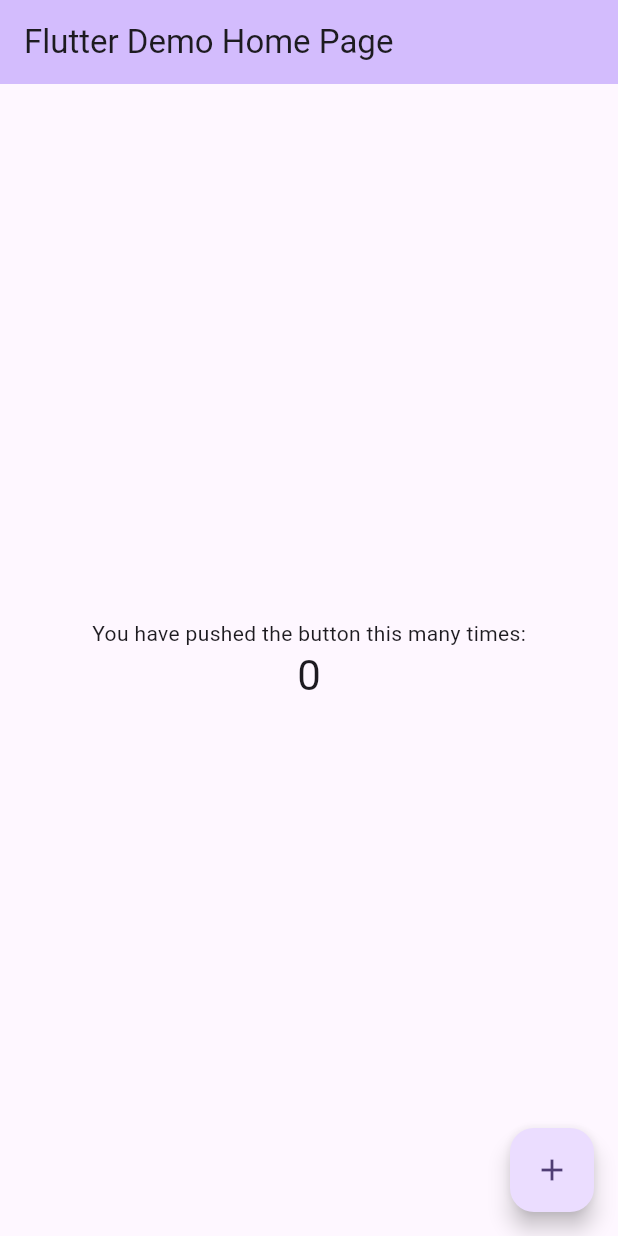
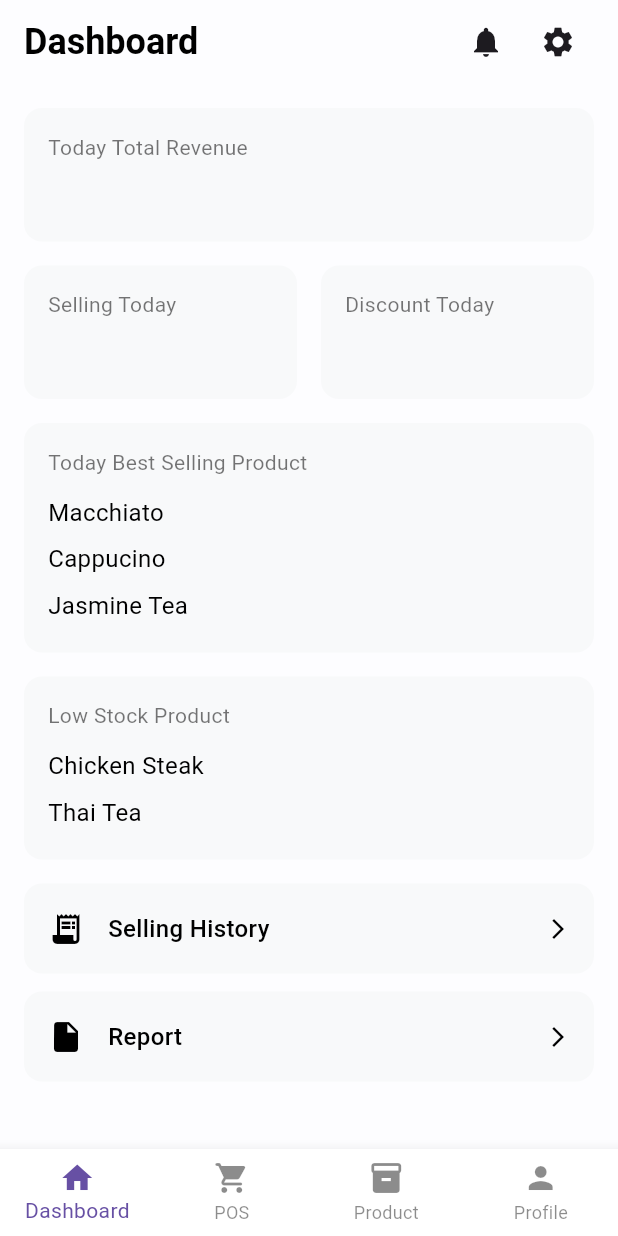
Before and after one commit to kamilahfalahsyifa/ecopos_mobile, a Flutter app: the screen it shows after launch, on a phone screen of 412 x 824 dp. Run offline on Flutter 3.47's test engine with Material 3 defaults, Android fonts, the light colour scheme and no system bars; our stand-ins replace bloc, equatable, flutter_bloc.

Commit message:
add dashboard

```diff
--- /dev/null
+++ b/lib/config/ColorConfig.dart
@@ -0,0 +1,10 @@
+import 'package:flutter/material.dart';
+
+class ColorConfig {
+  static const Color mainBlue = Color(0xFF313DC5);
+  static const Color mainYellow = Color(0xFFFBBF13);
+  static const Color bgLight = Color(0xFFFDFDFF);
+  static const Color bgSbtle = Color(0xFFF8F9FA);
+  static const Color textDark = Color(0xFF363636);
+  static const Color textLight = Color(0xFFD1D1DB);
+}
--- a/lib/main.dart
+++ b/lib/main.dart
@@ -1,4 +1,8 @@
+import 'package:ecopos/main/bloc/main_bloc.dart';
+import 'package:ecopos/main/main_screen.dart';
 import 'package:flutter/material.dart';
+import 'package:flutter_bloc/flutter_bloc.dart';
+import 'package:ecopos/config/ColorConfig.dart';
 
 void main() {
   runApp(const MyApp());
@@ -10,116 +14,19 @@
   // This widget is the root of your application.
   @override
   Widget build(BuildContext context) {
-    return MaterialApp(
-      title: 'Flutter Demo',
-      theme: ThemeData(
-        // This is the theme of your application.
-        //
-        // TRY THIS: Try running your application with "flutter run". You'll see
-        // the application has a purple toolbar. Then, without quitting the app,
-        // try changing the seedColor in the colorScheme below to Colors.green
-        // and then invoke "hot reload" (save your changes or press the "hot
-        // reload" button in a Flutter-supported IDE, or press "r" if you used
-        // the command line to start the app).
-        //
-        // Notice that the counter didn't reset back to zero; the application
-        // state is not lost during the reload. To reset the state, use hot
-        // restart instead.
-        //
-        // This works for code too, not just values: Most code changes can be
-        // tested with just a hot reload.
-        colorScheme: ColorScheme.fromSeed(seedColor: Colors.deepPurple),
-        useMaterial3: true,
+    return BlocProvider(
+      create: (context) => MainBloc(),
+      child: MaterialApp(
+        debugShowCheckedModeBanner: false,
+        title: 'Ecopos',
+        theme: ThemeData(
+          scaffoldBackgroundColor: Colors.white,
+          bottomNavigationBarTheme: BottomNavigationBarThemeData(
+            backgroundColor: Colors.white,
+          ),
+        ),
+        home: const MainScreen(),
       ),
-      home: const MyHomePage(title: 'Flutter Demo Home Page'),
     );
   }
 }
-
-class MyHomePage extends StatefulWidget {
-  const MyHomePage({super.key, required this.title});
-
-  // This widget is the home page of your application. It is stateful, meaning
-  // that it has a State object (defined below) that contains fields that affect
-  // how it looks.
-
-  // This class is the configuration for the state. It holds the values (in this
-  // case the title) provided by the parent (in this case the App widget) and
-  // used by the build method of the State. Fields in a Widget subclass are
-  // always marked "final".
-
-  final String title;
-
-  @override
-  State<MyHomePage> createState() => _MyHomePageState();
-}
-
-class _MyHomePageState extends State<MyHomePage> {
-  int _counter = 0;
-
-  void _incrementCounter() {
-    setState(() {
-      // This call to setState tells the Flutter framework that something has
-      // changed in this State, which causes it to rerun the build method below
-      // so that the display can reflect the updated values. If we changed
-      // _counter without calling setState(), then the build method would not be
-      // called again, and so nothing would appear to happen.
-      _counter++;
-    });
-  }
-
-  @override
-  Widget build(BuildContext context) {
-    // This method is rerun every time setState is called, for instance as done
-    // by the _incrementCounter method above.
-    //
-    // The Flutter framework has been optimized to make rerunning build methods
-    // fast, so that you can just rebuild anything that needs updating rather
-    // than having to individually change instances of widgets.
-    return Scaffold(
-      appBar: AppBar(
-        // TRY THIS: Try changing the color here to a specific color (to
-        // Colors.amber, perhaps?) and trigger a hot reload to see the AppBar
-        // change color while the other colors stay the same.
-        backgroundColor: Theme.of(context).colorScheme.inversePrimary,
-        // Here we take the value from the MyHomePage object that was created by
-        // the App.build method, and use it to set our appbar title.
-        title: Text(widget.title),
-      ),
-      body: Center(
-        // Center is a layout widget. It takes a single child and positions it
-        // in the middle of the parent.
-        child: Column(
-          // Column is also a layout widget. It takes a list of children and
-          // arranges them vertically. By default, it sizes itself to fit its
-          // children horizontally, and tries to be as tall as its parent.
-          //
-          // Column has various properties to control how it sizes itself and
-          // how it positions its children. Here we use mainAxisAlignment to
-          // center the children vertically; the main axis here is the vertical
-          // axis because Columns are vertical (the cross axis would be
-          // horizontal).
-          //
-          // TRY THIS: Invoke "debug painting" (choose the "Toggle Debug Paint"
-          // action in the IDE, or press "p" in the console), to see the
-          // wireframe for each widget.
-          mainAxisAlignment: MainAxisAlignment.center,
-          children: <Widget>[
-            const Text(
-              'You have pushed the button this many times:',
-            ),
-            Text(
-              '$_counter',
-              style: Theme.of(context).textTheme.headlineMedium,
-            ),
-          ],
-        ),
-      ),
-      floatingActionButton: FloatingActionButton(
-        onPressed: _incrementCounter,
-        tooltip: 'Increment',
-        child: const Icon(Icons.add),
-      ), // This trailing comma makes auto-formatting nicer for build methods.
-    );
-  }
-}
--- /dev/null
+++ b/lib/main/bloc/main_bloc.dart
@@ -0,0 +1,14 @@
+import 'package:bloc/bloc.dart';
+import 'package:equatable/equatable.dart';
+import 'package:flutter/material.dart';
+
+part 'main_event.dart';
+part 'main_state.dart';
+
+class MainBloc extends Bloc<MainEvent, MainState> {
+  MainBloc() : super(const MainInitial(0)) {
+    on<ChangeTabEvent>((event, emit) {
+      emit(MainInitial(event.tabIndex));
+    });
+  }
+}
--- /dev/null
+++ b/lib/main/bloc/main_event.dart
@@ -0,0 +1,14 @@
+part of 'main_bloc.dart';
+
+sealed class MainEvent extends Equatable {
+  const MainEvent(this.tabIndex);
+
+  final int tabIndex;
+
+  @override
+  List<Object> get props => [tabIndex];
+}
+
+final class ChangeTabEvent extends MainEvent{
+  const ChangeTabEvent(super.tabIndex);
+}
--- /dev/null
+++ b/lib/main/bloc/main_state.dart
@@ -0,0 +1,14 @@
+part of 'main_bloc.dart';
+
+sealed class MainState extends Equatable {
+  const MainState(this.tabIndex);
+
+  final int tabIndex;
+
+  @override
+  List<Object> get props => [tabIndex];
+}
+
+final class MainInitial extends MainState {
+  const MainInitial(super.tabIndex);
+}
--- /dev/null
+++ b/lib/main/main_screen.dart
@@ -0,0 +1,51 @@
+import 'package:ecopos/config/ColorConfig.dart';
+import 'package:ecopos/pages/dashboard.dart';
+import 'package:ecopos/pages/pos.dart';
+import 'package:ecopos/pages/profile.dart';
+import 'package:ecopos/pages/product.dart';
+import 'package:flutter/material.dart';
+import 'package:flutter_bloc/flutter_bloc.dart';
+import 'package:ecopos/main/bloc/main_bloc.dart';
+
+List<Widget> _bodyItems = [
+  const DashboardScreen(),
+  const POSScreen(),
+  const ProductScreen(),
+  const ProfileScreen(),
+];
+
+class MainScreen extends StatelessWidget {
+  const MainScreen({super.key});
+
+  @override
+  Widget build(BuildContext context) {
+    return BlocBuilder<MainBloc, MainState>(
+      builder: (context, state) {
+        return Scaffold(
+          backgroundColor: Colors.white,
+          body: _bodyItems[state.tabIndex],
+          bottomNavigationBar: BottomNavigationBar(
+            type: BottomNavigationBarType.fixed,
+            backgroundColor: Colors.white,
+            items: const [
+              BottomNavigationBarItem(
+                  icon: Icon(Icons.home), label: "Dashboard"),
+              BottomNavigationBarItem(
+                  icon: Icon(Icons.shopping_cart_rounded), label: "POS"),
+              BottomNavigationBarItem(
+                  icon: Icon(Icons.inventory_2), label: "Product"),
+              BottomNavigationBarItem(
+                  icon: Icon(Icons.person), label: "Profile"),
+            ],
+            currentIndex: state.tabIndex,
+            selectedItemColor: Theme.of(context).colorScheme.primary,
+            unselectedItemColor: Colors.black45,
+            onTap: (index) {
+              BlocProvider.of<MainBloc>(context).add(ChangeTabEvent(index));
+            },
+          ),
+        );
+      },
+    );
+  }
+}
--- /dev/null
+++ b/lib/pages/dashboard.dart
@@ -0,0 +1,241 @@
+import 'package:ecopos/config/ColorConfig.dart';
+import 'package:ecopos/pages/notif.dart';
+import 'package:ecopos/pages/report.dart';
+import 'package:ecopos/pages/sales_history.dart';
+import 'package:ecopos/pages/setting.dart';
+import 'package:flutter/material.dart';
+
+class DashboardScreen extends StatefulWidget {
+  const DashboardScreen({super.key});
+
+  @override
+  State<DashboardScreen> createState() => _DashboardScreenState();
+}
+
+class _DashboardScreenState extends State<DashboardScreen> {
+  @override
+  Widget build(BuildContext context) {
+    return Scaffold(
+      backgroundColor: ColorConfig.bgLight,
+      appBar: AppBar(
+        backgroundColor: ColorConfig.bgLight,
+        elevation: 0,
+        title: Row(
+          children: [
+            const Text(
+              "Dashboard",
+              style: TextStyle(
+                color: Colors.black,
+                fontSize: 24,
+                fontWeight: FontWeight.bold,
+              ),
+            ),
+            const Spacer(),
+            IconButton(
+              onPressed: () {
+                Navigator.push(
+                  context,
+                  MaterialPageRoute(
+                      builder: (context) => const NotificationScreen()),
+                );
+              },
+              icon: const Icon(Icons.notifications),
+            ),
+            IconButton(
+              onPressed: () {
+                Navigator.push(
+                  context,
+                  MaterialPageRoute(
+                      builder: (context) => const SettingScreen()),
+                );
+              },
+              icon: const Icon(Icons.settings),
+            ),
+          ],
+        ),
+      ),
+      body: SingleChildScrollView(
+        padding: const EdgeInsets.all(16),
+        child: Column(
+          crossAxisAlignment: CrossAxisAlignment.start,
+          children: [
+            _buildCard(
+              title: "Today Total Revenue",
+              value: "",
+              width: double.infinity,
+            ),
+            const SizedBox(height: 16),
+            Row(
+              children: [
+                Expanded(
+                  child: _buildCard(
+                    title: "Selling Today",
+                    value: "",
+                  ),
+                ),
+                const SizedBox(width: 16),
+                Expanded(
+                  child: _buildCard(
+                    title: "Discount Today",
+                    value: "",
+                  ),
+                ),
+              ],
+            ),
+            const SizedBox(height: 16),
+            _buildListCard(
+              title: "Today Best Selling Product",
+              items: [
+                ["Macchiato"],
+                ["Cappucino"],
+                ["Jasmine Tea"],
+              ],
+            ),
+            const SizedBox(height: 16),
+            _buildListCard(
+              title: "Low Stock Product",
+              items: [
+                ["Chicken Steak"],
+                ["Thai Tea"],
+              ],
+            ),
+            const SizedBox(height: 16),
+            _buildNavigationButton(
+              icon: Icons.receipt_long,
+              label: "Selling History",
+              onTap: () {
+                Navigator.push(
+                  context,
+                  MaterialPageRoute(
+                      builder: (context) => const SellingScreen()),
+                );
+              },
+            ),
+            const SizedBox(height: 12),
+            _buildNavigationButton(
+              icon: Icons.insert_drive_file,
+              label: "Report",
+              onTap: () {
+                Navigator.push(
+                  context,
+                  MaterialPageRoute(builder: (context) => const ReportScreen()),
+                );
+              },
+            ),
+          ],
+        ),
+      ),
+    );
+  }
+
+  Widget _buildCard({
+    required String title,
+    required String value,
+    double? width,
+  }) {
+    return Container(
+      width: width,
+      padding: const EdgeInsets.all(16),
+      decoration: BoxDecoration(
+        color: ColorConfig.bgSbtle,
+        borderRadius: BorderRadius.circular(12),
+      ),
+      child: Column(
+        crossAxisAlignment: CrossAxisAlignment.start,
+        children: [
+          Text(
+            title,
+            style: const TextStyle(
+              color: Colors.black54,
+              fontSize: 14,
+            ),
+          ),
+          const SizedBox(height: 8),
+          Text(
+            value,
+            style: const TextStyle(
+              color: Colors.black,
+              fontSize: 20,
+              fontWeight: FontWeight.bold,
+            ),
+          ),
+        ],
+      ),
+    );
+  }
+
+  Widget _buildListCard({
+    required String title,
+    required List<List<String>> items,
+  }) {
+    return Container(
+      padding: const EdgeInsets.all(16),
+      decoration: BoxDecoration(
+        color: ColorConfig.bgSbtle,
+        borderRadius: BorderRadius.circular(12),
+      ),
+      child: Column(
+        crossAxisAlignment: CrossAxisAlignment.start,
+        children: [
+          Text(
+            title,
+            style: const TextStyle(
+              color: Colors.black54,
+              fontSize: 14,
+            ),
+          ),
+          const SizedBox(height: 8),
+          ...items.map((item) => Padding(
+                padding: const EdgeInsets.symmetric(vertical: 4),
+                child: Row(
+                  mainAxisAlignment: MainAxisAlignment.spaceBetween,
+                  children: [
+                    Text(
+                      item[0],
+                      style: const TextStyle(
+                        color: Colors.black,
+                        fontSize: 16,
+                      ),
+                    ),
+                  ],
+                ),
+              )),
+        ],
+      ),
+    );
+  }
+
+  Widget _buildNavigationButton({
+    required IconData icon,
+    required String label,
+    required VoidCallback onTap,
+  }) {
+    return GestureDetector(
+      onTap: onTap,
+      child: Container(
+        padding: const EdgeInsets.symmetric(horizontal: 16, vertical: 18),
+        decoration: BoxDecoration(
+          color: ColorConfig.bgSbtle,
+          borderRadius: BorderRadius.circular(12),
+        ),
+        child: Row(
+          children: [
+            Icon(icon, color: Colors.black, size: 24),
+            const SizedBox(width: 16),
+            Expanded(
+              child: Text(
+                label,
+                style: const TextStyle(
+                  color: Colors.black,
+                  fontSize: 16,
+                  fontWeight: FontWeight.w500,
+                ),
+              ),
+            ),
+            const Icon(Icons.arrow_forward_ios, size: 16, color: Colors.black),
+          ],
+        ),
+      ),
+    );
+  }
+}
```
Also changed, not shown: lib/pages/notif.dart (added, +20 -0 lines), lib/pages/pos.dart (added, +20 -0 lines), lib/pages/product.dart (added, +20 -0 lines), lib/pages/profile.dart (added, +20 -0 lines), lib/pages/report.dart (added, +20 -0 lines), lib/pages/sales_history.dart (added, +20 -0 lines), lib/pages/setting.dart (added, +24 -0 lines), pubspec.yaml (+4 -3 lines), pubspec.lock, 1 other file.
